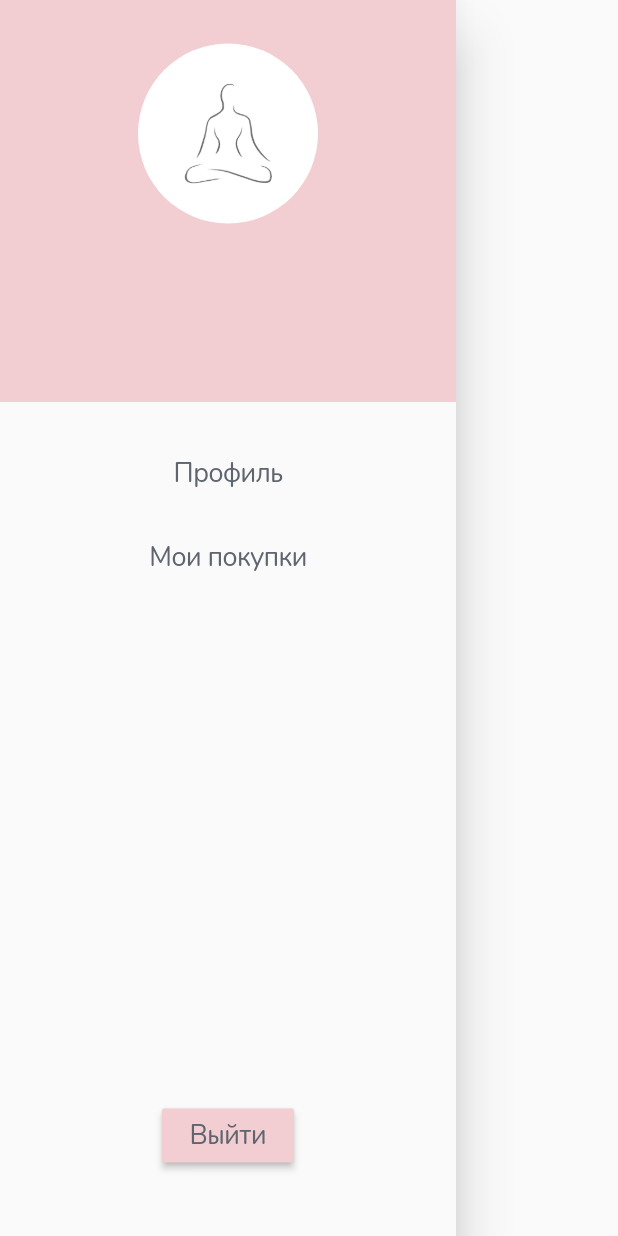
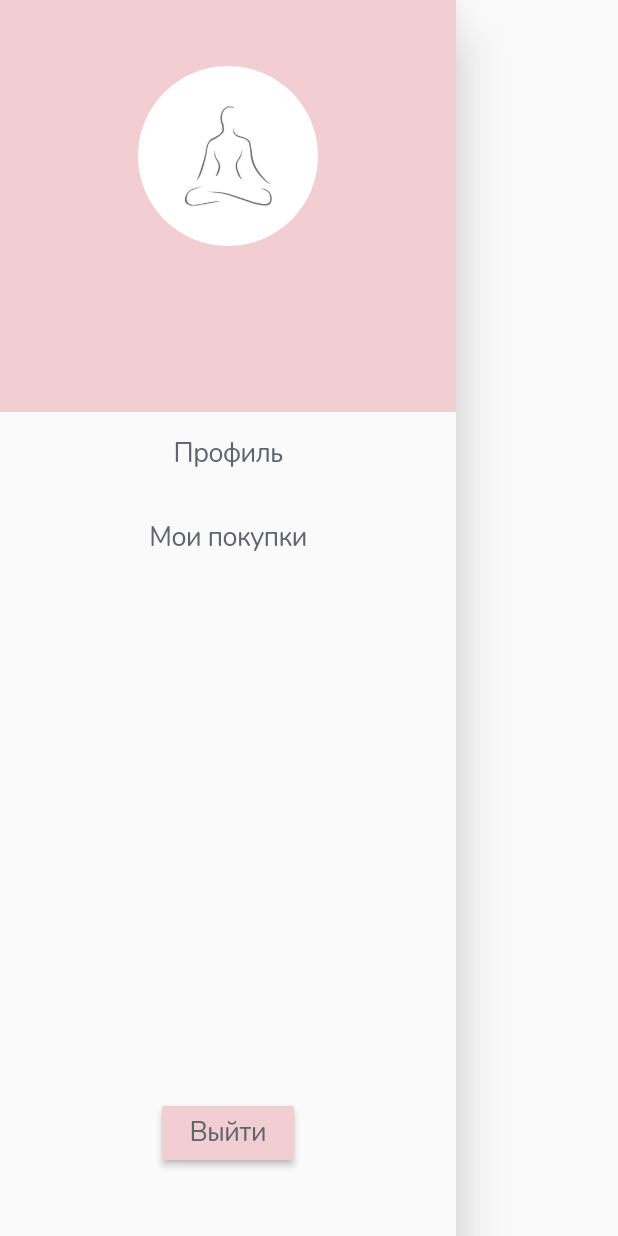
Before and after one commit to evgeshayoga/evgeshayoga-mobile, a Flutter app: what drawerProgramScreen() shows on an empty page, opened directly with empty values, on a phone screen of 412 x 824 dp. Run offline on Flutter 3.47's test engine with Material 2 defaults, Android fonts, the phone set to English and light mode, and no system bars; our stand-ins replace chewie, firebase_auth, firebase_database, flutter_widget_from_html, modal_progress_hud, video_player; accounts and stored records are empty; network calls fail.

Commit message:
Optimize imports. Minor changes

```diff
--- a/lib/models/user.dart
+++ b/lib/models/user.dart
@@ -1,5 +1,4 @@
 import 'package:firebase_database/firebase_database.dart';
-import 'package:flutter/cupertino.dart';
 
 class User {
   int userId;
--- a/lib/models/video_model.dart
+++ b/lib/models/video_model.dart
@@ -1,4 +1,3 @@
-import 'package:firebase_database/firebase_database.dart';
 
 class VideoModel {
   String content;
--- a/lib/models/week.dart
+++ b/lib/models/week.dart
@@ -1,5 +1,4 @@
 import 'package:evgeshayoga/models/video_model.dart';
-import 'package:firebase_database/firebase_database.dart';
 
 class Week {
   String content;
--- a/lib/ui/main.dart
+++ b/lib/ui/main.dart
@@ -1,12 +1,9 @@
+import 'package:evgeshayoga/ui/login_screen.dart';
 import 'package:evgeshayoga/ui/programs/programs_screen.dart';
 import 'package:evgeshayoga/utils/animator.dart';
 import 'package:evgeshayoga/utils/getStartScreen.dart';
 import 'package:evgeshayoga/utils/style.dart';
 import 'package:flutter/material.dart';
-import 'package:evgeshayoga/ui/login_screen.dart';
-import 'package:firebase_auth/firebase_auth.dart';
-
-import 'home_screen.dart';
 
 void main() {
   runApp(MaterialApp(
--- a/lib/ui/programs/components/drawer_programs_screen.dart
+++ b/lib/ui/programs/components/drawer_programs_screen.dart
@@ -2,8 +2,8 @@ import 'package:evgeshayoga/models/user.dart';
 import 'package:evgeshayoga/ui/profile_screen.dart';
 import 'package:evgeshayoga/ui/purchases_screen.dart';
 import 'package:evgeshayoga/utils/style.dart';
+import 'package:firebase_auth/firebase_auth.dart';
 import 'package:flutter/material.dart';
-import 'package:firebase_auth/firebase_auth.dart';
 
 
 Widget drawerProgramScreen(User user, context, userUid, isLandscape){
@@ -21,7 +21,7 @@ Widget drawerProgramScreen(User user, context, userUid, isLandscape){
                 child: Column(
                   children: <Widget>[
                     ListTile(
-                      contentPadding: EdgeInsets.only(top: 25),
+                      contentPadding: isLandscape ? EdgeInsets.only(top: 10) : EdgeInsets.only(top: 40),
                       title: isLandscape
                           ? Text("")
                           : CircleAvatar(
@@ -41,7 +41,7 @@ Widget drawerProgramScreen(User user, context, userUid, isLandscape){
             ),
           ),
           Padding(
-            padding: EdgeInsets.only(top: 20),
+            padding: EdgeInsets.only(top: 0),
           ),
           Expanded(
             flex: 3,
--- a/lib/ui/programs/components/program_builder.dart
+++ b/lib/ui/programs/components/program_builder.dart
@@ -1,6 +1,5 @@
 import 'package:evgeshayoga/models/program.dart';
 import 'package:evgeshayoga/models/video_model.dart';
-import 'package:evgeshayoga/ui/programs/components/chewie_video.dart';
 import 'package:evgeshayoga/ui/programs/components/video_blocks_column.dart';
 import 'package:evgeshayoga/ui/programs/week_screen.dart';
 import 'package:evgeshayoga/utils/style.dart';
--- a/lib/ui/programs/components/video_blocks_column.dart
+++ b/lib/ui/programs/components/video_blocks_column.dart
@@ -1,6 +1,7 @@
+import 'package:evgeshayoga/models/video_model.dart';
 import 'package:evgeshayoga/utils/style.dart';
 import 'package:flutter/material.dart';
-import 'package:evgeshayoga/models/video_model.dart';
+
 import 'chewie_video.dart';
 
 class VideoBlocks extends StatelessWidget {
--- a/lib/ui/programs/program_screen.dart
+++ b/lib/ui/programs/program_screen.dart
@@ -1,8 +1,6 @@
-import 'package:evgeshayoga/models/program.dart';
 import 'package:evgeshayoga/ui/programs/components/program_builder.dart';
 import 'package:evgeshayoga/utils/style.dart';
 import 'package:flutter/material.dart';
-import 'package:video_player/video_player.dart';
 
 class ProgramScreen extends StatelessWidget {
   final String programTitle;
--- a/lib/utils/getStartScreen.dart
+++ b/lib/utils/getStartScreen.dart
@@ -1,8 +1,6 @@
+import 'package:evgeshayoga/ui/programs/programs_screen.dart';
+import 'package:firebase_auth/firebase_auth.dart';
 import 'package:flutter/material.dart';
-import 'package:firebase_auth/firebase_auth.dart';
-import 'package:cloud_firestore/cloud_firestore.dart';
-import 'package:evgeshayoga/ui/programs/programs_screen.dart';
-import 'package:evgeshayoga/utils/animator.dart';
 
 class StartScreen extends StatefulWidget {
   StartScreen({Key key}) : super(key: key);
```
Also changed, not shown: lib/ui/home_screen.dart (+3 -28 lines), lib/ui/login_screen.dart (+6 -7 lines), lib/ui/programs/programs_screen.dart (+3 -20 lines), lib/ui/programs/week_screen.dart (+8 -4 lines), pubspec.yaml (+1 -6 lines), pubspec.lock.
